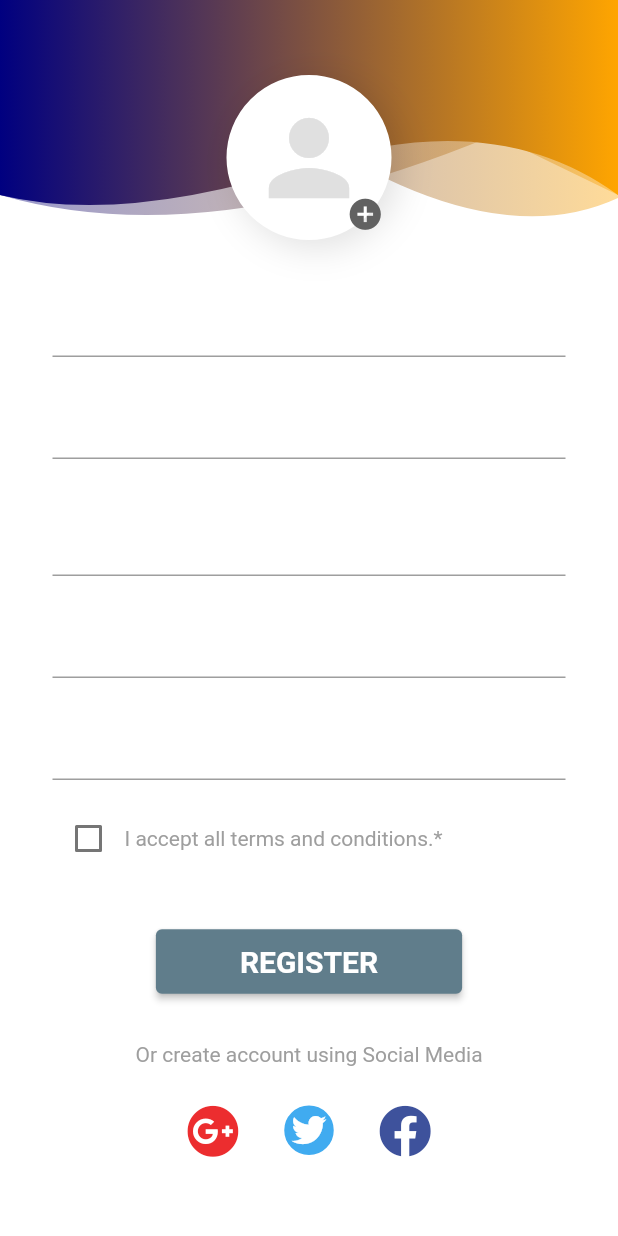
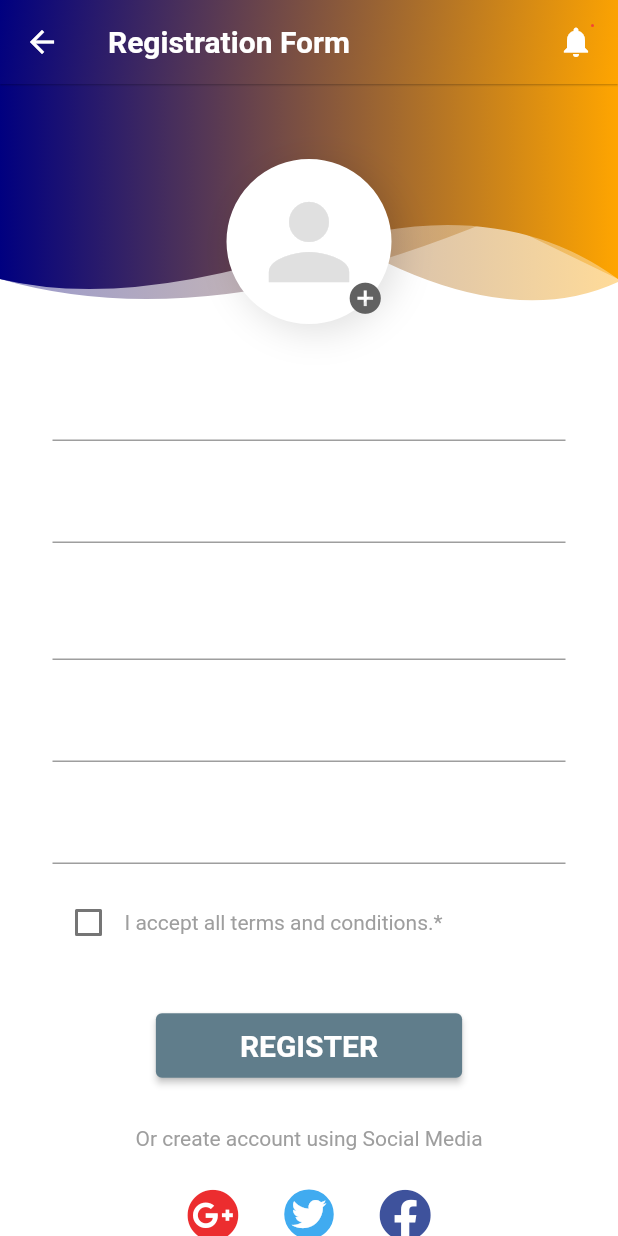
Before and after one commit to JannatulMunera-Jalen/Hercules-login, a Flutter app: the RegistrationPage screen opened directly, on a phone screen of 412 x 824 dp. Run offline on Flutter 3.47's test engine with Material 2 defaults, Android fonts, the phone set to English and light mode, and no system bars; our stand-ins replace font_awesome_flutter, hexcolor, otp_text_field.

Commit message:
Registration Page
this page fixed!

```diff
--- a/hercules_login/lib/pages/registration_page.dart
+++ b/hercules_login/lib/pages/registration_page.dart
@@ -20,6 +20,44 @@ class _RegistrationPageState extends State<RegistrationPage> {
   @override
   Widget build(BuildContext Context) {
     return Scaffold(
+      appBar: AppBar(
+        title: Text(
+          "Registration Form",
+          style: TextStyle(color: Colors.white, fontWeight: FontWeight.bold),
+        ),
+        elevation: 0.5,
+        iconTheme: IconThemeData(color: Colors.white),
+        flexibleSpace: Container(
+          decoration: BoxDecoration(
+              gradient: LinearGradient(
+                  begin: Alignment.topLeft,
+                  end: Alignment.bottomRight,
+                  colors: <Color>[
+                Theme.of(context).primaryColor,
+                Theme.of(context).colorScheme.secondary,
+              ])),
+        ),
+        actions: [
+          Container(
+            margin: EdgeInsets.only(top: 16, right: 16),
+            child: Stack(
+              children: <Widget>[
+                Icon(Icons.notifications),
+                Positioned(
+                  right: 0,
+                  child: Container(
+                    padding: EdgeInsets.all(1),
+                    decoration: BoxDecoration(
+                      color: Colors.red,
+                      borderRadius: BorderRadius.circular(6),
+                    ),
+                  ),
+                )
+              ],
+            ),
+          )
+        ],
+      ),
       backgroundColor: Colors.white,
       body: SingleChildScrollView(
         child: Stack(
```
